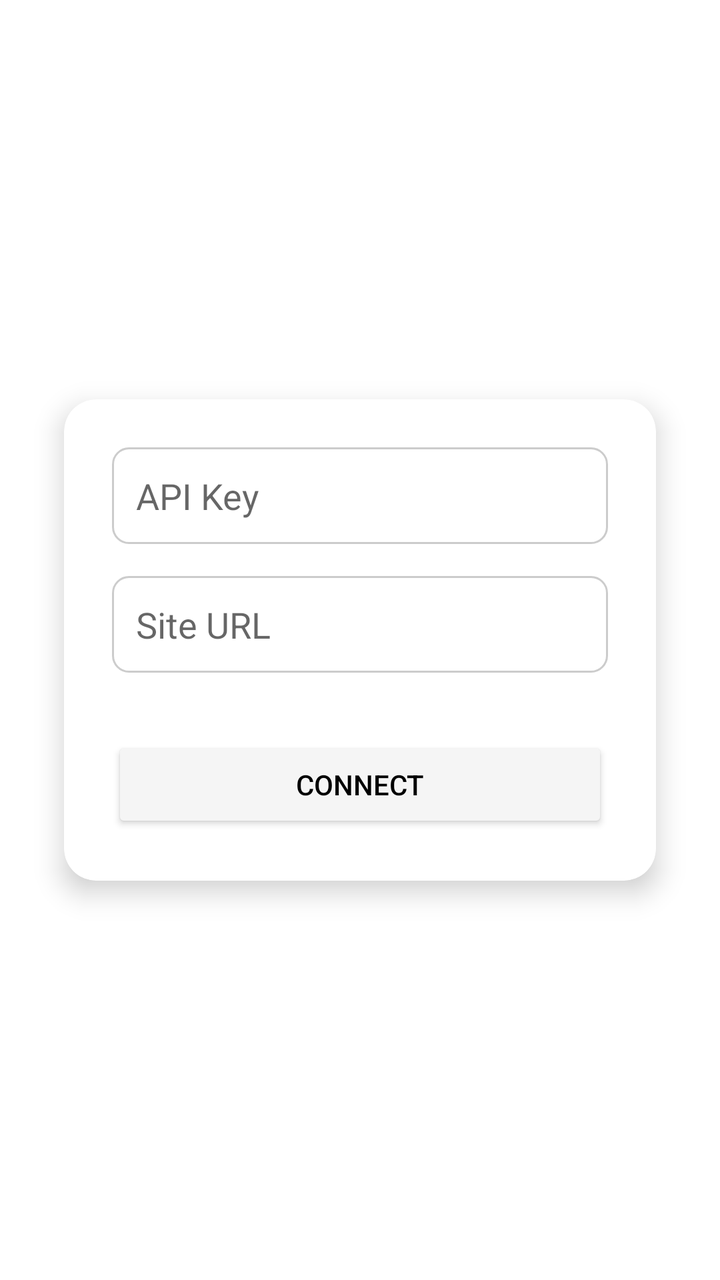
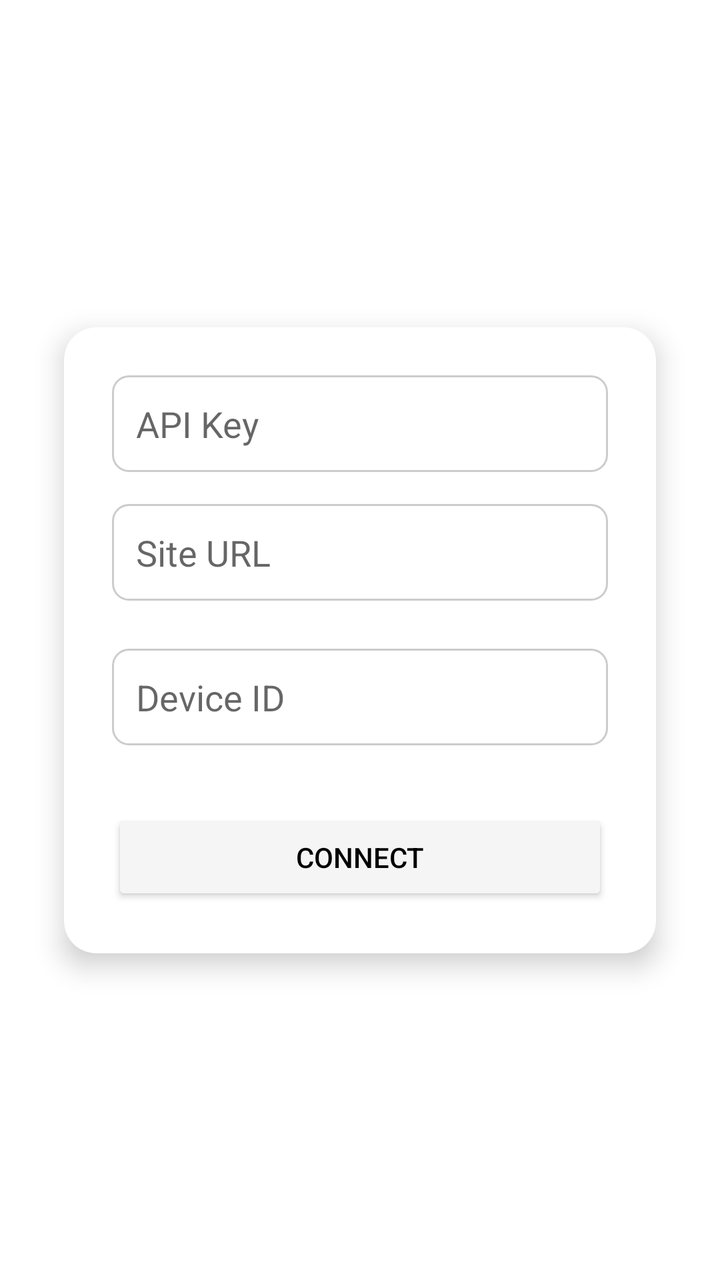

An Android layout rendered at two revisions. The XML below is the earlier revision; the diff shows what the commit changed to produce the second picture.
<!-- AndroidManifest.xml: activity theme Theme.AppCompat.Light.NoActionBar -->
<!-- res/layout/activity_login.xml -->
<?xml version="1.0" encoding="utf-8"?>
<androidx.constraintlayout.widget.ConstraintLayout
    xmlns:android="http://schemas.android.com/apk/res/android"
    xmlns:app="http://schemas.android.com/apk/res-auto"
    android:layout_width="match_parent"
    android:layout_height="match_parent"
    android:background="@color/white">

    <androidx.cardview.widget.CardView
        android:id="@+id/login_card"
        android:layout_width="0dp"
        android:layout_height="wrap_content"
        app:cardCornerRadius="16dp"
        app:cardElevation="8dp"
        android:layout_margin="32dp"
        app:layout_constraintTop_toTopOf="parent"
        app:layout_constraintBottom_toBottomOf="parent"
        app:layout_constraintStart_toStartOf="parent"
        app:layout_constraintEnd_toEndOf="parent">

        <LinearLayout
            android:orientation="vertical"
            android:layout_width="match_parent"
            android:layout_height="wrap_content"
            android:padding="24dp">

            <EditText
                android:id="@+id/api_key_input"
                android:layout_width="match_parent"
                android:layout_height="wrap_content"
                android:hint="API Key"
                android:inputType="text"
                android:background="@drawable/rounded_edittext"
                android:padding="12dp"
                android:layout_marginBottom="16dp" />

            <EditText
                android:id="@+id/site_url_input"
                android:layout_width="match_parent"
                android:layout_height="wrap_content"
                android:hint="Site URL"
                android:inputType="textUri"
                android:background="@drawable/rounded_edittext"
                android:padding="12dp"
                android:layout_marginBottom="24dp" />

            <Button
                android:id="@+id/connect_button"
                android:layout_width="match_parent"
                android:layout_height="wrap_content"
                android:text="Connect"
                android:backgroundTint="?attr/colorPrimary"
                android:textColor="@android:color/black"
                android:padding="12dp"
                android:layout_marginTop="8dp" />

        </LinearLayout>
    </androidx.cardview.widget.CardView>
</androidx.constraintlayout.widget.ConstraintLayout>
<!-- resources referenced by this layout -->
<resources>
  <color name="white">#FFFFFFFF</color>
  <!-- drawable rounded_edittext (drawable) -->
  <shape xmlns:android="http://schemas.android.com/apk/res/android"
      android:shape="rectangle">
      <solid android:color="@android:color/white" />
      <corners android:radius="8dp" />
      <stroke android:width="1dp" android:color="#CCC" />
  </shape>
</resources>

<!-- the commit's change to res/layout/activity_login.xml (unified diff, before → after) -->
@@ -34,12 +34,23 @@
                 android:padding="12dp"
                 android:layout_marginBottom="16dp" />
 
+
             <EditText
                 android:id="@+id/site_url_input"
                 android:layout_width="match_parent"
                 android:layout_height="wrap_content"
                 android:hint="Site URL"
                 android:inputType="textUri"
+                android:background="@drawable/rounded_edittext"
+                android:padding="12dp"
+                android:layout_marginBottom="24dp" />
+
+            <EditText
+                android:id="@+id/device_id_input"
+                android:layout_width="match_parent"
+                android:layout_height="wrap_content"
+                android:hint="Device ID"
+                android:inputType="text"
                 android:background="@drawable/rounded_edittext"
                 android:padding="12dp"
                 android:layout_marginBottom="24dp" />
